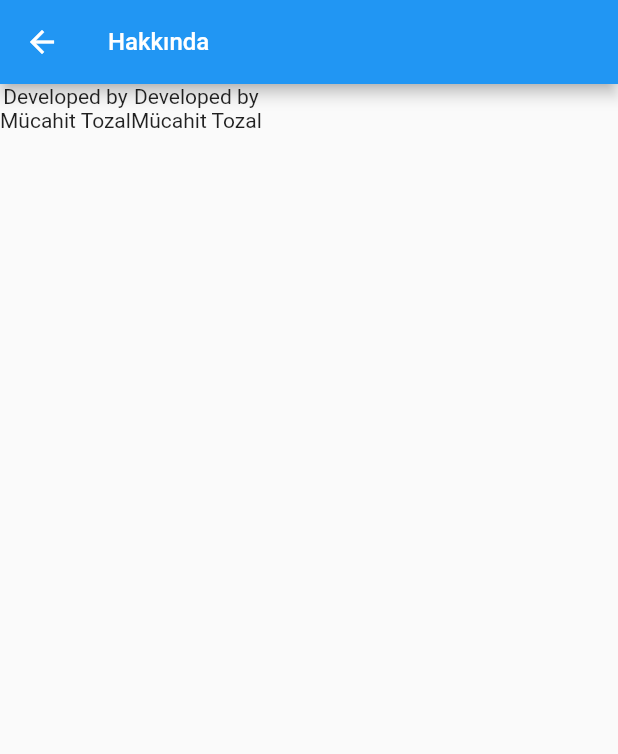
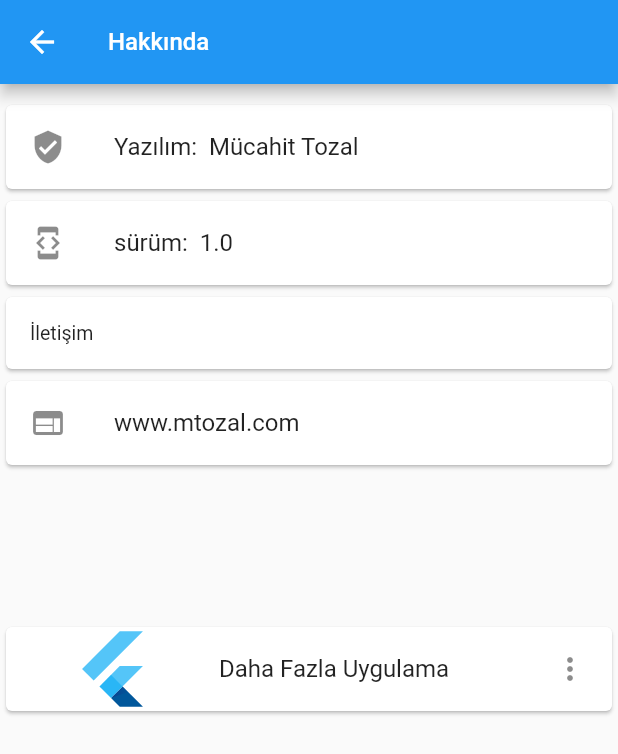
Before and after one commit to mctozal/flutter_bloc, a Flutter app: the AboutMe screen opened directly, on a phone screen of 412 x 824 dp. Shown: the top 754 px of the screen. Run offline on Flutter 3.47's test engine with Material 2 defaults, Android fonts, the phone set to English and light mode, and no system bars; our stand-ins replace fluttertoast, sqflite; accounts and stored records are empty; Roboto replaces fonts that are missing (Gilroy-ExtraBold).

Commit message:
almost done

```diff
--- a/lib/src/ui/about.dart
+++ b/lib/src/ui/about.dart
@@ -14,23 +14,46 @@ class AboutMe extends StatelessWidget {
           ),
           backgroundColor: Colors.blue,
         ),
-      body: Center(
-        child: Row(
-          children: <Widget>[
-            Column(
-              children: <Widget>[
-                Text('Developed by'),
-                Text('Mücahit Tozal'),
-              ],
+        body: ListView(
+          children: const <Widget>[
+            SizedBox(
+              height: 10,
             ),
-            Column(children: <Widget>[
-                Text('Developed by'),
-                Text('Mücahit Tozal'),
-
-            ],)
-          ],
+            Card(
+              child: ListTile(
+                leading: Icon(Icons.verified_user),
+                title: Text('Yazılım:  Mücahit Tozal'),
               ),
             ),
-    );
+            Card(
+              child: ListTile(
+                leading: Icon(Icons.developer_mode),
+                title: Text('sürüm:  1.0'),
+              ),
+            ),
+            Card(
+              child: ListTile(
+                title: Text('İletişim'),
+                dense: true,
+              ),
+            ),
+            Card(
+              child: ListTile(
+                leading: Icon(Icons.web),
+                title: Text('www.mtozal.com'),
+              ),
+            ),
+            SizedBox(
+              height: 100,
+            ),
+            Card(
+              child: ListTile(
+                leading: FlutterLogo(size: 110.0),
+                title: Text('Daha Fazla Uygulama'),
+                trailing: Icon(Icons.more_vert),
+              ),
+            ),
+          ],
+        ));
   }
 }
```
Also changed, not shown: lib/src/ui/homepage.dart (+7 -0 lines), lib/src/ui/settings.dart (added, +41 -0 lines). Lines whose indentation alone changed are shown as unchanged.
